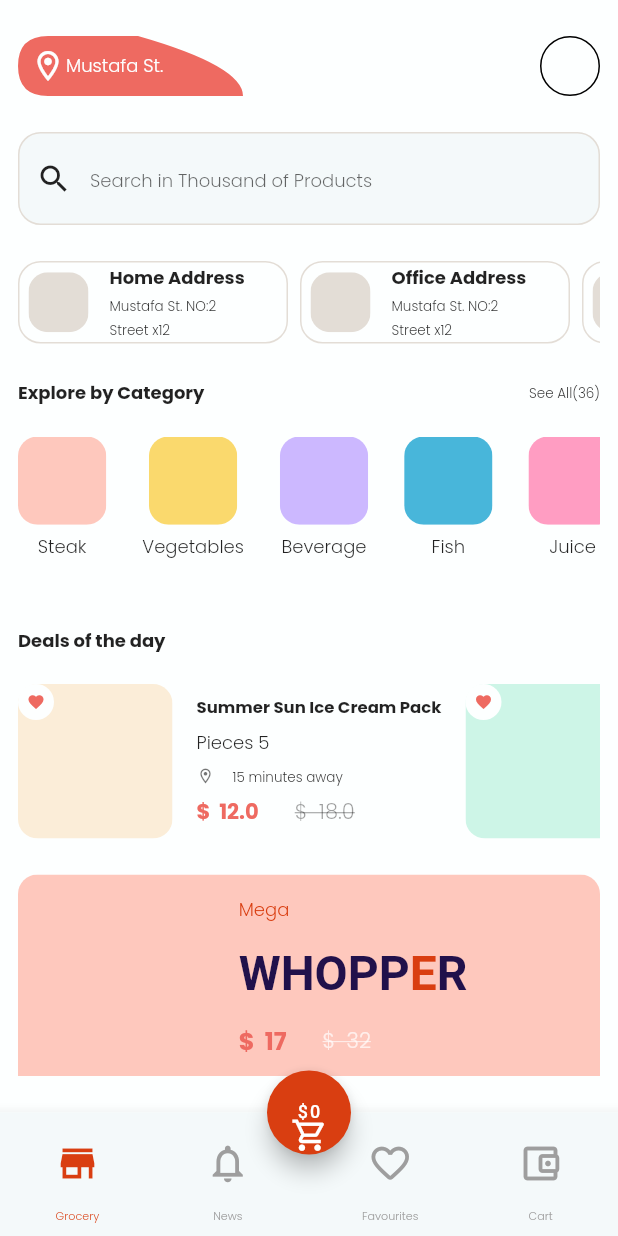
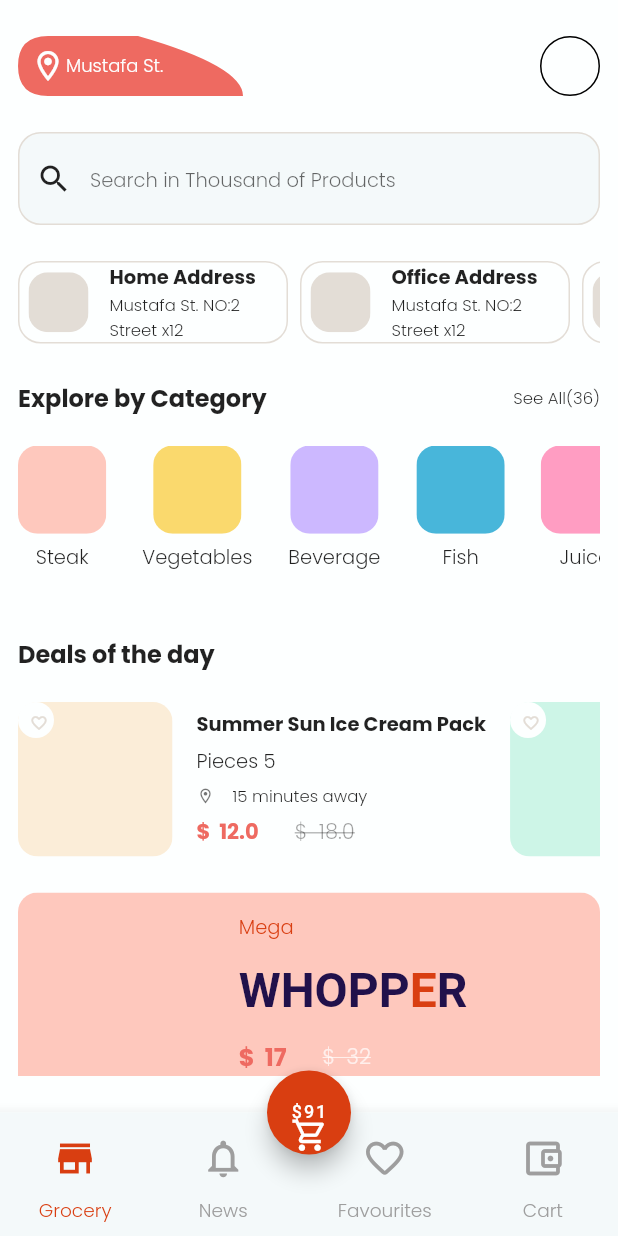
Before and after one commit to 2Math0/E_Commerce_Demo, a Flutter app: the screen it shows after launch, on a phone screen of 412 x 824 dp. Run offline on Flutter 3.47's test engine with Material 2 defaults, Android fonts, the phone set to English and light mode, and no system bars; our stand-ins replace get; Roboto replaces fonts that are missing (Helvetica).

Commit message:
json translated into view

```diff
--- a/lib/controller/binding.dart
+++ b/lib/controller/binding.dart
@@ -1,11 +1,14 @@
 import 'package:flutter_demo_task/controller/cart_cost_controller.dart';
 import 'package:flutter_demo_task/controller/controller.dart';
 import 'package:get/get.dart';
+
+import 'favourite_controller.dart';
 
 class InitialBinding extends Bindings {
   @override
   void dependencies() {
     Get.lazyPut<Controller>(() => Controller());
     Get.put<CartCostController>(CartCostController(), permanent: true);
+    Get.put<FavouriteController>(FavouriteController(), permanent: true);
   }
 }
--- a/lib/controller/cart_cost_controller.dart
+++ b/lib/controller/cart_cost_controller.dart
@@ -1,9 +1,8 @@
 import 'package:get/get.dart';
 
 class CartCostController extends GetxController {
-  RxInt totalCost = 0.obs;
+  RxInt totalCost = 91.obs;
 
-  void changeCost(value) {
-    totalCost = value;
-  }
+  void increment(value) => totalCost += value;
+  void decrement(value) => totalCost -= value;
 }
--- /dev/null
+++ b/lib/controller/favourite_controller.dart
@@ -0,0 +1,19 @@
+import 'package:get/get_state_manager/src/simple/get_controllers.dart';
+
+import '../view/widgets/items/detailed_item.dart';
+
+class FavouriteController extends GetxController {
+  final Map _favourites = {};
+
+  Map get favourites => _favourites;
+
+  void addToFavourites(DetailedItem detailedItem) {
+    _favourites[detailedItem.name] = detailedItem;
+    update();
+  }
+
+  void removeFromFavourites(String key) {
+    _favourites.remove(key);
+    update();
+  }
+}
--- /dev/null
+++ b/lib/json_objs.dart
@@ -0,0 +1,10 @@
+const String addressJson =
+    '{"address" : [{"type" : "Home Address","icon" : "e3ddd6","street" : "Mustafa St. NO:2","street number" : "Street x12"},{"type" : "Office Address","icon" : "e3ddd6","street" : "Mustafa St. NO:2","street number" : "Street x12"},{"type" : "Home Address","icon" : "e3ddd6","street" : "Mustafa St. NO:2","street number" : "Street x12"}]}';
+const String cartJson =
+    '{"cart" : [{"name": "Turkish","measure": "173 Grams","price": 25,"itemColor": "f9bdad","quantity": 2},{"name": "Salmon","measure": "2 Serving","price": 30,"itemColor": "b0eafd","quantity": 1},{"name": "Red Juice","measure": "1 Bottle","price": 25,"itemColor": "ff9dc2","quantity": 3},{"name": "Cola","measure": "1 Bottle","price": 11,"itemColor": "ccb8ff","quantity": 2}]}';
+const String categoriesJson =
+    '{"categories" : [{"icon" : "fec8bd", "name" : "Steak"},{"icon" : "fad96d", "name" : "Vegetables"},{"icon" : "ccb8ff", "name" : "Beverage"},{"icon" : "48b6da", "name" : "Fish"},{"icon" : "ff9dc2", "name" : "Juice"}]}';
+const String dailyDealsJson =
+    '{"day_deals" : [{"icon" : "fbedd8","favourite" :  false,"name": "Summer Sun Ice Cream Pack","quantity" : 5,"distance" : "15 minutes","price" : 12.0,"last_price" : 18.0},{"icon" : "cdf5e7","favourite" :  false,"name": "Winter Sun Ice Cream Pack","quantity" : 5,"distance" : "15 minutes","price" : 12.0,"last_price" : 18.0}]}';
+const String adBannerJson =
+    '{"ad_banner" : {"icon": "fec8bd","subText": "Mega","title": "Whopper","price": 17,"lastPrice": 32,"endDate": "24 December 2020","textColor": "21114b"}}';
--- a/lib/model/ads_banner_model.dart
+++ b/lib/model/ads_banner_model.dart
@@ -4,18 +4,19 @@
 
 import 'dart:convert';
 
-AdsBanner adsBannerFromJson(String str) => AdsBanner.fromJson(json.decode(str));
+AdsBannerModel adsBannerFromJson(String str) =>
+    AdsBannerModel.fromJson(json.decode(str));
 
-String adsBannerToJson(AdsBanner data) => json.encode(data.toJson());
+String adsBannerToJson(AdsBannerModel data) => json.encode(data.toJson());
 
-class AdsBanner {
-  AdsBanner({
+class AdsBannerModel {
+  AdsBannerModel({
     required this.adBanner,
   });
 
   AdBanner adBanner;
 
-  factory AdsBanner.fromJson(Map<String, dynamic> json) => AdsBanner(
+  factory AdsBannerModel.fromJson(Map<String, dynamic> json) => AdsBannerModel(
         adBanner: AdBanner.fromJson(json["ad_banner"]),
       );
 
--- a/lib/model/daily_deals_model.dart
+++ b/lib/model/daily_deals_model.dart
@@ -42,8 +42,8 @@
   String name;
   int quantity;
   String distance;
-  int price;
-  int lastPrice;
+  double price;
+  double lastPrice;
 
   factory DayDeal.fromJson(Map<String, dynamic> json) => DayDeal(
         icon: json["icon"],
--- a/lib/view/constants/const_styles.dart
+++ b/lib/view/constants/const_styles.dart
@@ -1,10 +1,10 @@
 import 'package:flutter/material.dart';
 
 const TextStyle kTitleStyle =
-    TextStyle(fontWeight: FontWeight.w600, fontSize: 12);
+    TextStyle(fontWeight: FontWeight.w600, fontSize: 16);
 
 const TextStyle kSecTitleStyle =
-    TextStyle(fontWeight: FontWeight.w600, fontSize: 11);
+    TextStyle(fontWeight: FontWeight.w600, fontSize: 13);
 
-const TextStyle kSmallText = TextStyle(fontSize: 9);
-const TextStyle kNormalText = TextStyle(fontSize: 12);
+const TextStyle kSmallText = TextStyle(fontSize: 11);
+const TextStyle kNormalText = TextStyle(fontSize: 13);
--- a/lib/view/screens/category.dart
+++ b/lib/view/screens/category.dart
@@ -1,6 +1,10 @@
 import 'package:flutter/material.dart';
+import 'package:flutter_demo_task/json_objs.dart';
+import 'package:flutter_demo_task/model/address_model.dart';
+import 'package:flutter_demo_task/model/ads_banner_model.dart';
+import 'package:flutter_demo_task/model/daily_deals_model.dart';
 
-import '../constants/const_colors.dart';
+import '../../model/categories_model.dart';
 import '../constants/const_styles.dart';
 import '../widgets/bars/ads_banner.dart';
 import '../widgets/bars/search_bar.dart';
@@ -10,7 +14,15 @@
 import '../widgets/page_header.dart';
 
 class GroceryPage extends StatelessWidget {
-  const GroceryPage({Key? key}) : super(key: key);
+  GroceryPage({Key? key}) : super(key: key);
+
+  final List<AddressElement> addressElementList =
+      addressFromJson(addressJson).address;
+  final List<Category> categoriesList =
+      categoriesFromJson(categoriesJson).categories;
+  final List<DayDeal> dailyDealsList =
+      dailyDealsFromJson(dailyDealsJson).dayDeals;
+  final AdBanner adBanner = adsBannerFromJson(adBannerJson).adBanner;
 
   @override
   Widget build(BuildContext context) {
@@ -29,31 +41,17 @@
           SizedBox(
             height: 55,
             width: double.infinity,
-            child: ListView(
+            child: ListView.builder(
+              itemCount: addressElementList.length,
+              itemBuilder: (BuildContext context, int index) {
+                return AddressCard(
+                    size: size,
+                    color: addressElementList[index].icon,
+                    addressType: addressElementList[index].type,
+                    address: addressElementList[index].street,
+                    streetNumber: addressElementList[index].streetNumber);
+              },
               scrollDirection: Axis.horizontal,
-              children: [
-                AddressCard(
-                  size: size,
-                  addressType: 'Home Address',
-                  color: kLightBrownColor83,
-                  address: 'Mustafa St. NO:2',
-                  streetNumber: 'Street x12',
-                ),
-                AddressCard(
-                  size: size,
-                  addressType: 'Office Address',
-                  color: kLightBrownColor83,
-                  address: 'Mustafa St. NO:2',
-                  streetNumber: 'Street x12',
-                ),
-                AddressCard(
-                  size: size,
-                  addressType: 'Home Address',
-                  color: kLightBrownColor83,
-                  address: 'Mustafa St. NO:2',
-                  streetNumber: 'Street x12',
-                ),
-              ],
             ),
           ),
           const SizedBox(height: 24),
@@ -73,18 +71,13 @@
           const SizedBox(height: 20),
           SizedBox(
             height: size.width / 4,
-            child: ListView(
+            child: ListView.builder(
+              itemCount: categoriesList.length,
+              itemBuilder: (BuildContext context, int index) => ItemContainer(
+                  size: size,
+                  color: categoriesList[index].icon,
+                  name: categoriesList[index].name),
               scrollDirection: Axis.horizontal,
-              children: [
-                ItemContainer(
-                    size: size, color: kLightPinkColor83, name: 'Steak'),
-                ItemContainer(
-                    size: size, color: kYellowColor83, name: 'Vegetables'),
-                ItemContainer(
-                    size: size, color: kPurpleColor83, name: 'Beverage'),
-                ItemContainer(size: size, color: kBlueColor83, name: 'Fish'),
-                ItemContainer(size: size, color: kPinkColor83, name: 'Juice'),
-              ],
             ),
           ),
           const SizedBox(height: 24),
@@ -95,40 +88,31 @@
           const SizedBox(height: 20),
           SizedBox(
             height: size.width / 4,
-            child: ListView(
+            child: ListView.builder(
+              itemCount: dailyDealsList.length,
+              itemBuilder: (BuildContext context, int index) => DetailedItem(
+                size: size,
+                color: dailyDealsList[index].icon,
+                name: dailyDealsList[index].name,
+                location: dailyDealsList[index].distance,
+                price: dailyDealsList[index].price,
+                lastPrice: dailyDealsList[index].lastPrice,
+                quantity: dailyDealsList[index].quantity,
+                isFavourite: dailyDealsList[index].favourite,
+              ),
               scrollDirection: Axis.horizontal,
-              children: [
-                DetailedItem(
-                  size: size,
-                  color: kLightBrownColor83,
-                  name: 'Summer Sun Ice Cream Pack',
-                  lastPrice: 18,
-                  location: '15 minutes',
-                  price: 12,
-                  quantity: 5,
-                ),
-                DetailedItem(
-                  size: size,
-                  color: kGreenColor83,
-                  name: 'Summer Sun Ice Cream Pack',
-                  lastPrice: 18,
-                  location: '15 minutes',
-                  price: 12,
-                  quantity: 5,
-                ),
-              ],
             ),
           ),
           const SizedBox(height: 24),
           AdsBanner(
               size: size,
-              color: kLightPinkColor83,
-              subText: 'Mega',
-              title: 'Whopper',
-              price: 17,
-              lastPrice: 32,
-              endDate: '24 December 2020',
-              textColor: kPurpleTextColor83)
+              color: adBanner.icon,
+              subText: adBanner.subText,
+              title: adBanner.title,
+              price: adBanner.price,
+              lastPrice: adBanner.lastPrice,
+              endDate: adBanner.endDate,
+              textColor: adBanner.textColor)
         ],
       ),
     );
--- a/lib/view/screens/home_screen.dart
+++ b/lib/view/screens/home_screen.dart
@@ -14,21 +14,25 @@
   HomeScreen({Key? key}) : super(key: key);
 
   final List<Widget> screens = [
-    const GroceryPage(),
+    GroceryPage(),
     const NewsPage(),
-    const FavouritePage(),
-    const CartPage(),
+    FavouritePage(),
+    CartPage(),
   ];
 
   final CartCostController cartCostController = Get.find<CartCostController>();
+
   @override
   Widget build(BuildContext context) {
     Size size = MediaQuery.of(context).size;
     return Scaffold(
-        body: Padding(
-          padding: const EdgeInsets.symmetric(horizontal: 12, vertical: 24),
-          child: GetBuilder<Controller>(
-              builder: (controller) => screens[controller.indexPage]),
+        body: GestureDetector(
+          onTap: () => FocusScope.of(context).unfocus(),
+          child: Padding(
+            padding: const EdgeInsets.symmetric(horizontal: 12, vertical: 24),
+            child: GetBuilder<Controller>(
+                builder: (controller) => screens[controller.indexPage]),
+          ),
         ),
         floatingActionButton: FloatingActionButton(
           // FAB has fixed Size so its children should has fixed values also
@@ -45,10 +49,11 @@
                     size: 25,
                   )),
               Center(
-                  child: Text(
-                '\$${cartCostController.totalCost.value}',
-                style: const TextStyle(fontSize: 12, fontFamily: 'Helvetica'),
-              )),
+                  child: Obx(() => Text(
+                        '\$${cartCostController.totalCost.value}',
+                        style: const TextStyle(
+                            fontSize: 12, fontFamily: 'Helvetica'),
+                      ))),
             ],
           ),
         ),
@@ -79,9 +84,7 @@
                     position: 1,
                     size: size,
                   ),
-                  const SizedBox(
-                    width: 5,
-                  ),
+                  const SizedBox(width: 1),
                   BottomNavItem(
                     currentTab: controller.indexPage,
                     icon: Icons.favorite_outline_rounded,
--- a/lib/view/widgets/bars/ads_banner.dart
+++ b/lib/view/widgets/bars/ads_banner.dart
@@ -18,8 +18,8 @@
   }) : super(key: key);
 
   final Size size;
-  final Color color;
-  final Color textColor;
+  final String color;
+  final String textColor;
   final String subText;
   final String title;
   final int price;
@@ -32,7 +32,7 @@
       edge: size.width,
       isSquare: false,
       height: size.height * 0.2,
-      color: color,
+      color: Color(int.parse("0xFF$color")),
       child: Row(
         children: [
           SizedBox(width: size.width / 2.8),
@@ -48,7 +48,7 @@
                 TextSpan(
                     text: title.toUpperCase().substring(0, title.length - 2),
                     style: TextStyle(
-                        color: textColor,
+                        color: Color(int.parse("0xFF$textColor")),
                         fontWeight: FontWeight.w700,
                         fontSize: 32),
                     children: [
@@ -66,7 +66,7 @@
                               .toUpperCase()
                               .substring(title.length - 1, title.length),
                           style: TextStyle(
-                              color: textColor,
+                              color: Color(int.parse("0xFF$textColor")),
                               fontWeight: FontWeight.w700,
                               fontSize: 32))
                     ]),
--- a/lib/view/widgets/buttons/rounded_icon_button.dart
+++ b/lib/view/widgets/buttons/rounded_icon_button.dart
@@ -6,15 +6,17 @@
     required this.bgColor,
     required this.icon,
     required this.iconColor,
+    required this.onTap,
   }) : super(key: key);
 
   final Color bgColor;
   final IconData icon;
   final Color iconColor;
+  final void Function() onTap;
   @override
   Widget build(BuildContext context) {
     return GestureDetector(
-      onTap: () {},
+      onTap: onTap,
       child: Container(
         width: 30,
         height: 30,
--- a/lib/view/widgets/items/address_card.dart
+++ b/lib/view/widgets/items/address_card.dart
@@ -15,7 +15,7 @@
   }) : super(key: key);
 
   final Size size;
-  final Color color;
+  final String color;
   final String addressType;
   final String address;
   final String streetNumber;
@@ -31,11 +31,11 @@
           borderRadius: BorderRadius.circular(15),
         ),
         child: Row(children: [
-          const Padding(
-            padding: EdgeInsets.all(6.0),
+          Padding(
+            padding: const EdgeInsets.all(6.0),
             child: ColoredRoundedSquare(
               edge: 40,
-              color: kGreyColor83,
+              color: Color(int.parse("0xFF$color")),
             ),
           ),
           const SizedBox(width: 8),
@@ -45,7 +45,7 @@
             children: [
               Text(
                 addressType,
-                style: kTitleStyle,
+                style: kSecTitleStyle,
               ),
               Text(address, style: kSmallText),
               Text(
--- a/lib/view/widgets/items/bottom_nav_item.dart
+++ b/lib/view/widgets/items/bottom_nav_item.dart
@@ -1,5 +1,3 @@
-import 'dart:developer';
-
 import 'package:flutter/material.dart';
 
 class BottomNavItem extends StatelessWidget {
@@ -22,7 +20,6 @@
 
   @override
   Widget build(BuildContext context) {
-    log('${size.width * 0.018}');
     return MaterialButton(
       minWidth: 40,
       onPressed: onPress,
@@ -48,7 +45,7 @@
               ),
             ),
             SizedBox(
-              height: size.height * 0.004,
+              height: size.height * 0.002,
             ),
             Text(
               txt,
@@ -56,7 +53,7 @@
                 color: currentTab == position
                     ? IconTheme.of(context).color
                     : Colors.grey,
-                fontSize: size.width * 0.018 < 8 ? size.width * 0.018 : 8,
+                fontSize: size.width * 0.03 < 14 ? size.width * 0.03 : 14,
               ),
             ),
           ],
--- a/lib/view/widgets/items/detailed_item.dart
+++ b/lib/view/widgets/items/detailed_item.dart
@@ -1,11 +1,13 @@
 import 'package:flutter/material.dart';
+import 'package:flutter_demo_task/controller/favourite_controller.dart';
+import 'package:get/get.dart';
 
 import '../../constants/const_colors.dart';
 import '../../constants/const_styles.dart';
 import '../rounded_corner.dart';
 
 class DetailedItem extends StatelessWidget {
-  const DetailedItem({
+  DetailedItem({
     Key? key,
     required this.size,
     required this.color,
@@ -14,15 +16,20 @@
     required this.price,
     required this.lastPrice,
     required this.quantity,
+    required this.isFavourite,
   }) : super(key: key);
 
   final Size size;
-  final Color color;
+  final String color;
   final String name;
   final String location;
   final double price;
   final double lastPrice;
   final int quantity;
+  bool isFavourite;
+
+  final FavouriteController favouriteController =
+      Get.find<FavouriteController>();
 
   @override
   Widget build(BuildContext context) {
@@ -34,7 +41,9 @@
           SizedBox(
             child: Stack(
               children: [
-                ColoredRoundedSquare(edge: size.width / 4, color: color),
+                ColoredRoundedSquare(
+                    edge: size.width / 4,
+                    color: Color(int.parse("0xFF$color"))),
                 Positioned(
                     top: 0,
                     left: 0,
@@ -45,10 +54,32 @@
                         width: 24,
                         decoration: const BoxDecoration(
                             color: kWhiteGreyColor83, shape: BoxShape.circle),
-                        child: const Icon(
-                          Icons.favorite,
-                          color: kRedColor83,
-                          size: 12,
+                        child: GetBuilder<FavouriteController>(
+                          builder: (controller) => IconButton(
+                            icon: Icon(
+                              isFavourite
+                                  ? Icons.favorite
+                                  : Icons.favorite_outline,
+                              color: isFavourite ? kRedColor83 : kGreyColor83,
+                              size: 12,
+                            ),
+                            onPressed: () {
+                              isFavourite
+                                  ? favouriteController
+                                      .removeFromFavourites(name)
+                                  : favouriteController.addToFavourites(
+                                      DetailedItem(
+                                          size: size,
+                                          color: color,
+                                          name: name,
+                                          location: location,
+                                          price: price,
+                                          lastPrice: lastPrice,
+                                          quantity: quantity,
+                                          isFavourite: isFavourite));
+                              isFavourite = !isFavourite;
+                            },
+                          ),
                         ),
                       ),
                     ))
--- a/lib/view/widgets/items/item_container.dart
+++ b/lib/view/widgets/items/item_container.dart
@@ -12,7 +12,7 @@
   }) : super(key: key);
 
   final Size size;
-  final Color color;
+  final String color;
   final String name;
 
   @override
@@ -21,7 +21,8 @@
       padding: const EdgeInsets.only(right: 24.0),
       child: Column(
         children: [
-          ColoredRoundedSquare(edge: size.width / 7, color: color),
+          ColoredRoundedSquare(
+              edge: size.width / 7, color: Color(int.parse("0xFF$color"))),
           const SizedBox(
             height: 6,
           ),
```
Also changed, not shown: lib/controller/cart_controller.dart (added, +30 -0 lines), lib/view/screens/cart.dart (+14 -36 lines), lib/view/screens/favourite.dart (+39 -3 lines), lib/view/widgets/bars/numerical_bar.dart (deleted, +0 -38 lines), lib/view/widgets/items/cart_item.dart (+37 -5 lines).
